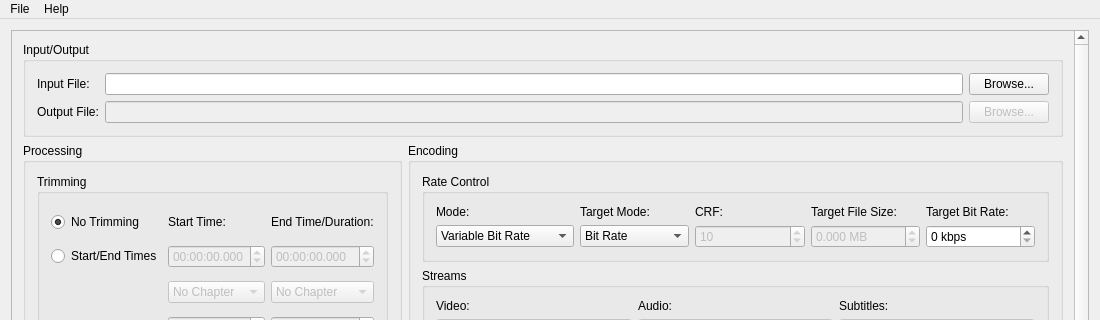
This is src/views/mainwindow.ui in rzumer/Webbum as Qt 5 draws it before an edit; both pictures show x 0 to 1100 and y 0 to 320 of the 1100 by 620 pixel window. The edited form follows.
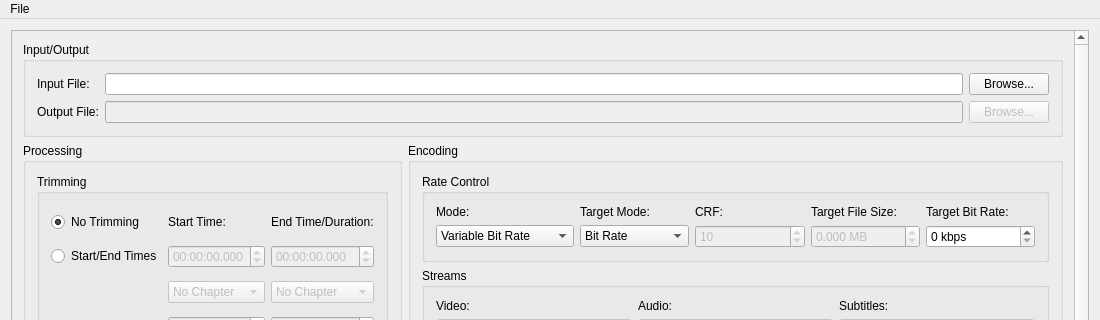
This is the edited form.

Commit message: Remove "Help" menu item

Patch:
```diff
--- a/src/views/mainwindow.ui
+++ b/src/views/mainwindow.ui
@@ -931,14 +931,7 @@
     <addaction name="actionOpen"/>
     <addaction name="actionExit"/>
    </widget>
-   <widget class="QMenu" name="menuHelp">
-    <property name="title">
-     <string>Help</string>
-    </property>
-    <addaction name="actionAbout"/>
-   </widget>
    <addaction name="menuFile"/>
-   <addaction name="menuHelp"/>
   </widget>
   <widget class="QStatusBar" name="statusBar"/>
   <action name="actionAbout">
```
Left out of the diff: 9 changed lines with no effect on the pictures. The commit also changes 2 other files.
